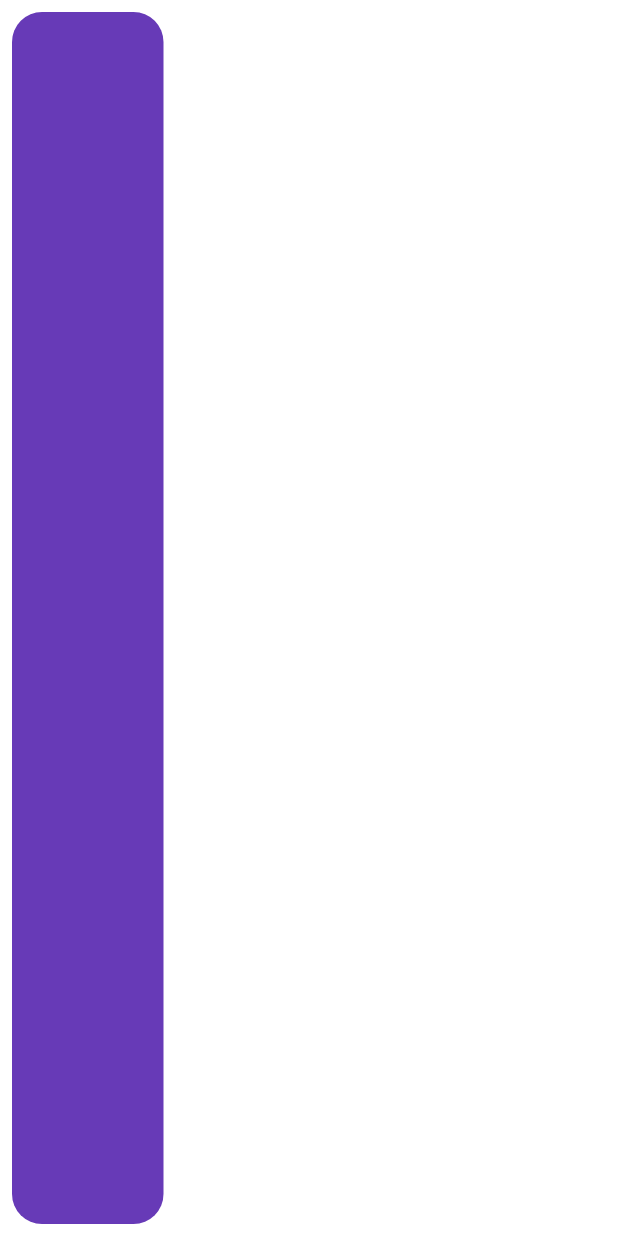
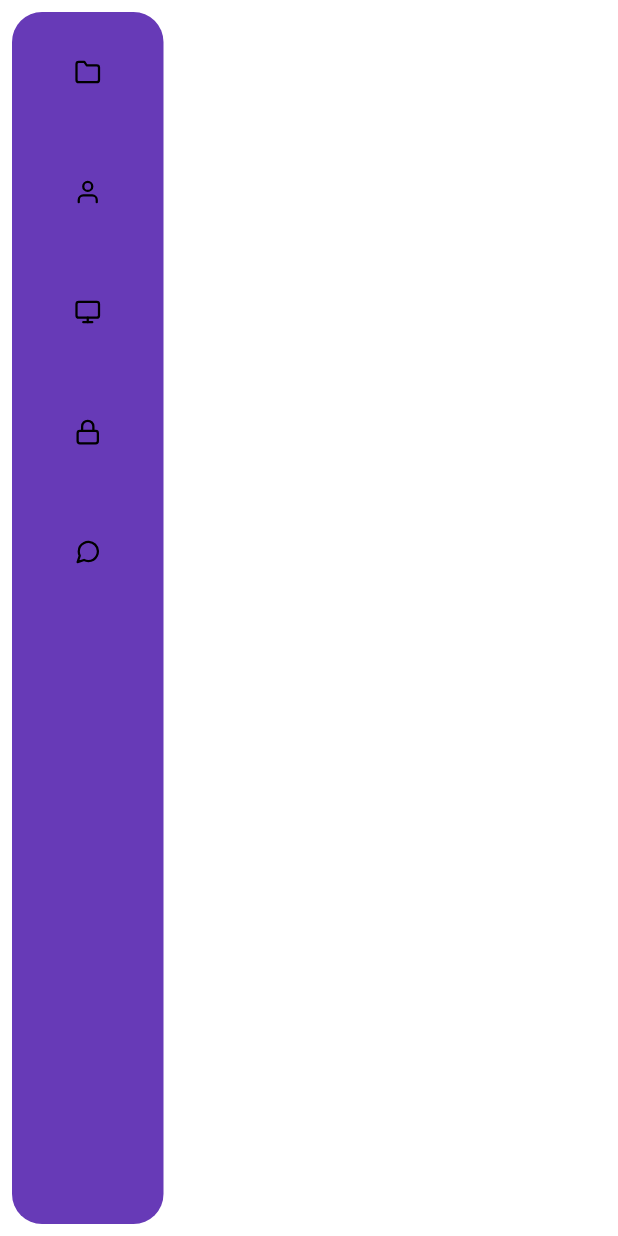
Before and after one commit to Nehal-Bhautoo/Car-Rental-Web-Flutter-App, a Flutter app: the CarListScreen screen opened directly, on a phone screen of 412 x 824 dp. Run offline on Flutter 3.47's test engine with Material 2 defaults, Android fonts, the phone set to English and light mode, and no system bars; our stand-ins replace flutter_vector_icons, responsive_builder, rive.

Commit message:
:zap: Add sidenav icon

```diff
--- a/lib/main.dart
+++ b/lib/main.dart
@@ -1,3 +1,4 @@
+import 'package:car_rental/screens/car-listing/CarListScreen.dart';
 import 'package:car_rental/screens/home/home_screen.dart';
 import 'package:flutter/material.dart';
 
@@ -12,7 +13,7 @@ class MyApp extends StatelessWidget {
       debugShowCheckedModeBanner: false,
       initialRoute: '/',
       routes: {
-        '/': (context) => HomePage()
+        '/': (context) => CarListScreen()
       },
     );
   }
--- a/lib/screens/car-listing/CarListScreen.dart
+++ b/lib/screens/car-listing/CarListScreen.dart
@@ -8,6 +8,13 @@ class CarListScreen extends StatefulWidget {
 }
 
 class _CarListScreenState extends State<CarListScreen> {
+  List<IconData> icon = [
+    Feather.folder,
+    Feather.user,
+    Feather.monitor,
+    Feather.lock,
+    Feather.message_circle
+  ];
   @override
   Widget build(BuildContext context) {
     return Scaffold(
@@ -28,7 +35,7 @@ class _CarListScreenState extends State<CarListScreen> {
               children: [
                 Positioned(
                   child: Column(
-
+                    children: icon.map((e) => NavBarItem(icon: e)).toList(),
                   ),
                 )
               ],
@@ -39,3 +46,42 @@ class _CarListScreenState extends State<CarListScreen> {
     );
   }
 }
+
+class NavBarItem extends StatefulWidget {
+  final IconData icon;
+  final Function onTap;
+  final bool selected;
+  NavBarItem({
+    this.icon,
+    this.onTap,
+    this.selected
+  });
+  @override
+  _NavBarItemState createState() => _NavBarItemState();
+}
+
+class _NavBarItemState extends State<NavBarItem> {
+  @override
+  Widget build(BuildContext context) {
+    return Container(
+      width: 101.0,
+      color: Colors.transparent,
+      child: Stack(
+        children: [
+          Container(),
+          Container(
+            height: 80.0,
+            width: 101.0,
+            child: Center(
+              child: Icon(
+                widget.icon,
+                color: Colors.black,
+                size: 18.0,
+              ),
+            ),
+          )
+        ],
+      ),
+    );
+  }
+}
```
